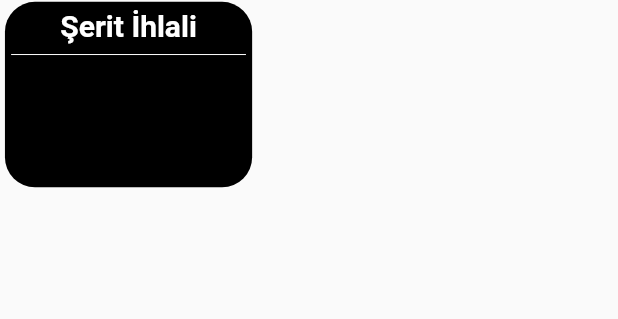
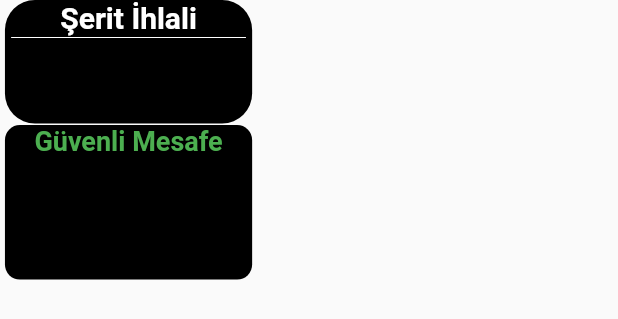
Before and after one commit to tolgaocal80/Driver_Monitoring_System, a Flutter app: the LaneCheck widget shown alone on an empty page, opened directly, on a phone screen of 412 x 824 dp. Shown: the top 319 px of the screen. Run offline on Flutter 3.47's test engine with Material 2 defaults, Android fonts, the phone set to English and light mode, and no system bars; our stand-ins replace audioplayers, firebase_auth, firebase_core, firebase_database, flutter_hooks, flutter_spinkit and 11 more; missing offline and left inert: dart:html, flutter_mjpeg, google_maps; accounts and stored records are empty; network calls fail.

Commit message:
probably last

```diff
--- a/lib/lane/lane_violation.dart
+++ b/lib/lane/lane_violation.dart
@@ -1,3 +1,4 @@
+import 'package:audioplayers/audioplayers.dart';
 import 'package:driver_monitoring_system/pythonComponents/single_caruser.dart';
 import 'package:driver_monitoring_system/user_dao/car_user.dart';
 import 'package:firebase_database/firebase_database.dart';
@@ -28,6 +29,21 @@ class _LaneCheckState extends State<LaneCheck> {
   String leftLaneText = "";
   String rightLaneText = "";
 
+  String frontSensor = "False";
+
+  final player = AudioPlayer();
+  final musicCache = AudioCache();
+
+  void playLoopedMusic() async {
+    await player.setSourceAsset('warning.mp3');
+    await player.setReleaseMode(ReleaseMode.loop);
+    await player.resume();
+  }
+
+  void stopMusic() {
+    player.stop();
+  }
+
   @override
   void initState(){
     super.initState();
@@ -44,12 +60,21 @@ class _LaneCheckState extends State<LaneCheck> {
       SingleCarUser.instance.carUser = CarUser.fromDataSnapshot(event.snapshot);
       CarUser user = SingleCarUser.instance.carUser;
 
-      print("USER LANE VIOLATION CHANGED");
+      print(user);
+
+
 
       setState(() {
         leftLaneText = user.leftWarning;
         rightLaneText = user.rightWarning;
+        frontSensor = user.frontWarning;
       });
+
+      if(frontSensor == "True"){
+        playLoopedMusic();
+      }else{
+        stopMusic();
+      }
 
     });
   }
@@ -65,14 +90,16 @@ class _LaneCheckState extends State<LaneCheck> {
       color: Colors.white,
     );
 
-    return Padding(
-        padding: EdgeInsets.symmetric(horizontal: size.width * 0.008,),
+    return Column(
+      children: [
+
+        Padding(
+          padding: EdgeInsets.symmetric(horizontal: size.width * 0.008),
           child: Container(
-            padding: EdgeInsets.symmetric(horizontal: size.width * 0.01, vertical: size.width*0.01),
-            margin: EdgeInsets.symmetric(vertical: size.width*0.003),
+              padding: EdgeInsets.symmetric(horizontal: size.width * 0.01),
               width: size.width * 0.4,
-            height: size.width * 0.3,
-            alignment: Alignment.centerLeft,
+              height: size.width * 0.2,
+              alignment: Alignment.topCenter,
               decoration: const BoxDecoration(
                   color: Colors.black,
                   borderRadius: BorderRadius.all(Radius.circular(20))
@@ -82,6 +109,7 @@ class _LaneCheckState extends State<LaneCheck> {
                   Text("Şerit İhlali", style: _annotationTextStyle),
                   const Divider(
                     color: Colors.white,
+                    height: 4,
                   ),
                   Row(
                     mainAxisAlignment: MainAxisAlignment.spaceBetween,
@@ -90,13 +118,13 @@ class _LaneCheckState extends State<LaneCheck> {
 
                       // LEFT WARNING ICON
                       Padding(
-                      padding: EdgeInsets.symmetric(vertical: 5, horizontal: 10),
+                        padding: EdgeInsets.symmetric(horizontal: 10),
                         child: Icon(Icons.warning_amber_outlined, color: leftLaneText == "True" ? Colors.redAccent : Colors.black, size: 40),
                       ),
 
                       // RIGHT WARNING ICON
                       Padding(
-                      padding: EdgeInsets.symmetric(vertical: 5, horizontal: 10),
+                        padding: EdgeInsets.symmetric(horizontal: 10),
                         child: Icon(Icons.warning_amber_outlined, color: rightLaneText == "True" ? Colors.redAccent : Colors.black, size: 40),
                       ),
 
@@ -104,9 +132,38 @@ class _LaneCheckState extends State<LaneCheck> {
                   )
                 ],
 
+
               )
+          ),
+        ),
+
+        Padding(
+          padding: EdgeInsets.symmetric(horizontal: size.width * 0.008),
+          child: Container(
+              padding: EdgeInsets.symmetric(horizontal: size.width * 0.01),
+              margin: EdgeInsets.only(top: 1),
+              width: size.width * 0.4,
+              height: size.width * 0.25,
+              alignment: Alignment.topCenter,
+              decoration: const BoxDecoration(
+                  color: Colors.black,
+                  borderRadius: BorderRadius.all(Radius.circular(10))
+              ),
+
+              child: Column(
+                children: [
+                  Text(frontSensor=="True" ? " Azami Fren Mesafesi Aşıldı" : "Güvenli Mesafe",
+                      style: TextStyle(color: frontSensor == "True" ? Colors.redAccent : Colors.green, fontSize: frontSensor=="True"? 24 : 18, fontWeight: FontWeight.bold),
+                    textAlign: TextAlign.center,
+                  ),
+                ],
               )
+          ),
+        ),
+      ],
+
     );
+
 
   }
 
--- a/lib/pythonComponents/single_caruser.dart
+++ b/lib/pythonComponents/single_caruser.dart
@@ -22,7 +22,7 @@ class SingleCarUser {
   SingleCarUser._();
   static SingleCarUser get instance => _instance;
 
-  CarUser carUser = CarUser("0.0","41.029112", "28.890270", "false", DateFormatter.dateTime(DateTime.now()), "TX3SudStPQSDPViRvZ9kaOlmw4H2", "false", "false");
+  CarUser carUser = CarUser("False","0.0","41.029112", "28.890270", "false", DateFormatter.dateTime(DateTime.now()), "TX3SudStPQSDPViRvZ9kaOlmw4H2", "False", "False");
 
   DatabaseReference ref = FirebaseDatabase.instanceFor(app: Firebase.app(),databaseURL: "https://ytu-surucu-destek-sistemi-default-rtdb.europe-west1.firebasedatabase.app").ref();
 
--- a/lib/user_dao/car_user.dart
+++ b/lib/user_dao/car_user.dart
@@ -1,6 +1,5 @@
 import 'dart:collection';
 import 'package:firebase_database/firebase_database.dart';
-
 
 /*
 
@@ -22,7 +21,6 @@ ya da mevcut kullanıcı güncellenir.
 
  */
 
-
 class CarUser {
 
    String latitude;
@@ -34,10 +32,14 @@ class CarUser {
    String rightWarning;
    String gpsSpeed;
 
-  CarUser(this.gpsSpeed,this.latitude, this.longitude, this.status, this.time, this.uid, this.leftWarning, this.rightWarning);
+   String frontWarning;
+
+
+  CarUser(this.frontWarning, this.gpsSpeed,this.latitude, this.longitude, this.status, this.time, this.uid, this.leftWarning, this.rightWarning);
 
   CarUser.fromJson(Map<String, dynamic> json)
       : gpsSpeed = json['gpsSpeed'],
+        frontWarning = json['frontWarning'],
         latitude = json['latitude'],
         longitude = json['longitude'],
         status = json['status'],
@@ -48,6 +50,7 @@ class CarUser {
 
   CarUser.fromDataSnapshot(DataSnapshot snapshot)
       : gpsSpeed = (snapshot.value as LinkedHashMap<dynamic, dynamic>)['gpsSpeed'],
+        frontWarning = (snapshot.value as LinkedHashMap<dynamic, dynamic>)['frontWarning'],
         latitude = (snapshot.value as LinkedHashMap<dynamic, dynamic>)['latitude'],
         longitude = (snapshot.value as LinkedHashMap<dynamic, dynamic>)['longitude'],
         status = (snapshot.value as LinkedHashMap<dynamic, dynamic>)['status'],
@@ -65,11 +68,12 @@ class CarUser {
     'uid': uid,
     'leftWarning': leftWarning,
     'rightWarning': rightWarning,
+    'frontWarning': frontWarning
   };
 
    @override
    String toString() {
-     return ('{uid: $uid, status: $status, time: $time, latitude: $latitude, longitude: $longitude, speed: $gpsSpeed, leftWarning: $leftWarning, rightWarning: $rightWarning}');
+     return ('{uid: $uid, status: $status, time: $time, latitude: $latitude, longitude: $longitude, speed: $gpsSpeed, leftWarning: $leftWarning, rightWarning: $rightWarning, frontWarning: $frontWarning}');
    }
 
 }
--- a/lib/weather/weather_page.dart
+++ b/lib/weather/weather_page.dart
@@ -281,7 +281,7 @@ class _WeatherHomePageState extends State<WeatherHomePage> {
                               ),
                               Container(
                                 width: size.width * 0.46,
-                                height: size.width * 0.59,
+                                height: size.width * 0.55,
                                 decoration: BoxDecoration(
                                   borderRadius: const BorderRadius.all(
                                     Radius.circular(10),
@@ -317,7 +317,7 @@ class _WeatherHomePageState extends State<WeatherHomePage> {
                                           style: GoogleFonts.questrial(
                                             color:
                                             isDarkMode ? Colors.white54 : Colors.black54,
-                                            fontSize: size.height * 0.035,
+                                            fontSize: size.height * 0.03,
                                           ),
                                         ),
                                       ),
@@ -423,7 +423,7 @@ class _WeatherHomePageState extends State<WeatherHomePage> {
                                   padding: EdgeInsets.symmetric(horizontal: size.width * 0.01, vertical: size.width*0.01),
                                   margin: EdgeInsets.symmetric(vertical: size.width*0.003),
                                   width: size.width * 0.5,
-                                  height: size.width * 0.3,
+                                  height: size.width * 0.25,
                                   alignment: Alignment.centerLeft,
                                   decoration: const BoxDecoration(
                                       color: Colors.black,
```
Also changed, not shown: lib/camera_components/cam_screen.dart (added, +38 -0 lines), lib/home_page.dart (+2 -40 lines), pubspec.yaml (+7 -0 lines), pubspec.lock, 4 other files. Lines whose indentation alone changed are shown as unchanged.
